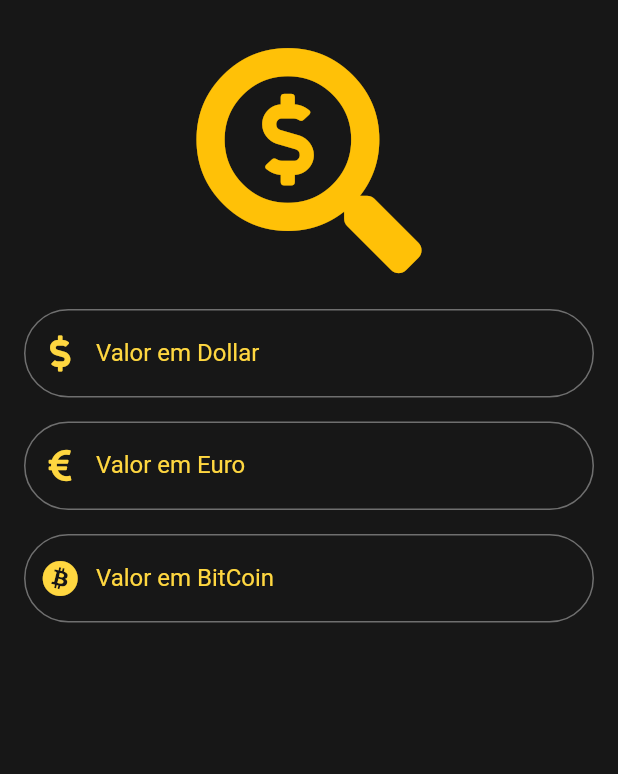
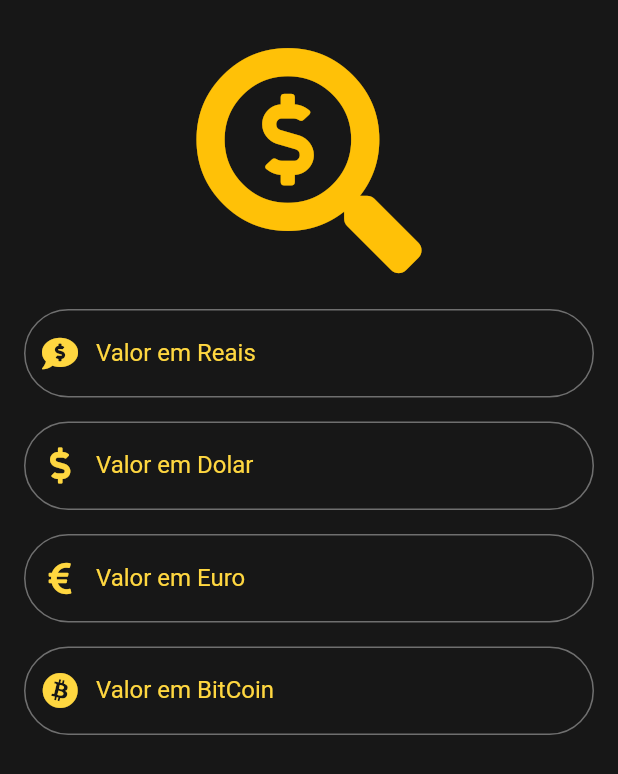
Before and after one commit to f290SI/ddm2_dindin_app, a Flutter app: the QueryPage widget shown alone on an empty page, opened directly, on a phone screen of 412 x 824 dp. Shown: the top 774 px of the screen. Run offline on Flutter 3.47's test engine with Material 2 defaults, Android fonts, the phone set to English and light mode, and no system bars; our stand-ins replace font_awesome_flutter, loading_indicator; network calls fail.

Commit message:
- Ajustes de requisição bloqueada. - Inclusao de requisiçaõ com CHAVE. - Melhorias  realizar na tela de erro; - Desafio de exibição de conversão de moedas.

```diff
--- a/lib/helper/cotacao_helper.dart
+++ b/lib/helper/cotacao_helper.dart
@@ -2,8 +2,8 @@ import 'package:http/http.dart' as http;
 import 'dart:convert' as json;
 
 class CotacaoHelper {
-
   Future<Map> getCotacaoMoeda() async {
+    //var uri = Uri.https('api.hgbrasil.com', 'finance', {'key':'SUA_CHAVEAPI'});
     var uri = Uri.https('api.hgbrasil.com', 'finance');
     var response = await http.get(uri);
     return json.jsonDecode(response.body)['results']['currencies'];
--- a/lib/main.dart
+++ b/lib/main.dart
@@ -92,9 +92,7 @@ class _MyHomePageState extends State<MyHomePage> {
               DolarPage(moeda: Moeda.fromJson(moedas['USD'])),
               EuroPage(moeda: Moeda.fromJson(moedas['EUR'])),
               BitCoinPage(moeda: Moeda.fromJson(moedas['BTC'])),
-              Container(
-                color: Colors.amber,
-              ),
+              QueryPage(),
             ];
             return pages[_selectedIndex];
           }
--- a/lib/pages/query.dart
+++ b/lib/pages/query.dart
@@ -25,7 +25,8 @@ class _QueryPageState extends State<QueryPage> {
         SizedBox(
           height: 16,
         ),
-        TextFieldWidget(icon: FontAwesomeIcons.dollarSign, hint: 'Valor em Dollar',),
+        TextFieldWidget(icon: FontAwesomeIcons.commentDollar, hint: 'Valor em Reais',),
+        TextFieldWidget(icon: FontAwesomeIcons.dollarSign, hint: 'Valor em Dolar',),
         TextFieldWidget(icon: FontAwesomeIcons.euroSign, hint: 'Valor em Euro',),
         TextFieldWidget(icon: FontAwesomeIcons.bitcoin, hint: 'Valor em BitCoin',),
       ],
```
